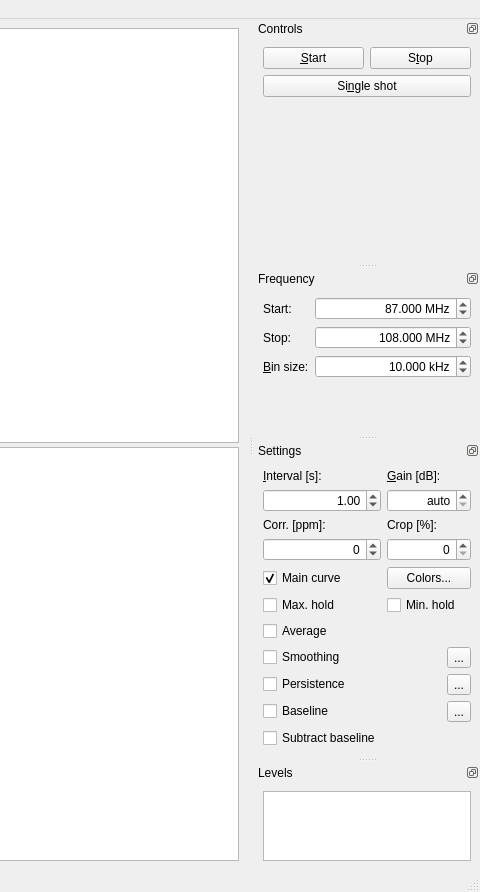
This is qspectrumanalyzer/qspectrumanalyzer.ui in rsumner31/qspectrumanalyzer as Qt 5 draws it before an edit; both pictures show x 720 to 1200 and y 0 to 892 of the 1200 by 892 pixel window. The edited form follows.
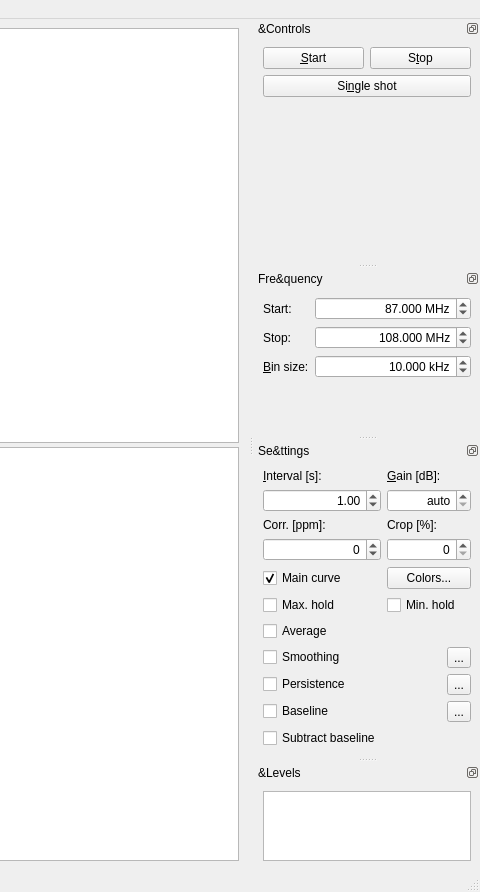
This is the edited form. Custom widgets are drawn as their Qt base class.

Commit message:
Allow subtracting baseline
Conflicts:
	qspectrumanalyzer/__main__.py
	qspectrumanalyzer/languages/qspectrumanalyzer_cs.ts
	qspectrumanalyzer/ui_qspectrumanalyzer.py

Diff of the .ui file:
```diff
--- a/qspectrumanalyzer/qspectrumanalyzer.ui
+++ b/qspectrumanalyzer/qspectrumanalyzer.ui
@@ -90,7 +90,7 @@
     <set>QDockWidget::DockWidgetFloatable|QDockWidget::DockWidgetMovable</set>
    </property>
    <property name="windowTitle">
-    <string>Controls</string>
+    <string>&amp;Controls</string>
    </property>
    <attribute name="dockWidgetArea">
     <number>2</number>
@@ -151,7 +151,7 @@
     <set>QDockWidget::DockWidgetFloatable|QDockWidget::DockWidgetMovable</set>
    </property>
    <property name="windowTitle">
-    <string>Frequency</string>
+    <string>Fre&amp;quency</string>
    </property>
    <attribute name="dockWidgetArea">
     <number>2</number>
@@ -311,7 +311,7 @@
     <set>QDockWidget::DockWidgetFloatable|QDockWidget::DockWidgetMovable</set>
    </property>
    <property name="windowTitle">
-    <string>Settings</string>
+    <string>Se&amp;ttings</string>
    </property>
    <attribute name="dockWidgetArea">
     <number>2</number>
@@ -539,7 +539,7 @@
     <set>QDockWidget::DockWidgetFloatable|QDockWidget::DockWidgetMovable</set>
    </property>
    <property name="windowTitle">
-    <string>Levels</string>
+    <string>&amp;Levels</string>
    </property>
    <attribute name="dockWidgetArea">
     <number>2</number>
```
Left out of the diff: 2 changed lines with no effect on the pictures. The commit also changes 2 other files.
